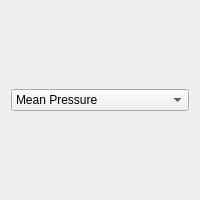
This is source/resultschoiceframe.ui in archTk/arch-ne as Qt 5 draws it before an edit. The edited form follows.
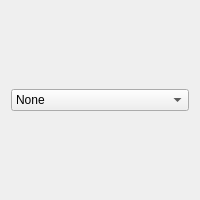
This is the edited form.

Commit message: none addition in resultsCombo

The edit to the form file:
```diff
--- a/source/resultschoiceframe.ui
+++ b/source/resultschoiceframe.ui
@@ -22,6 +22,11 @@
   <layout class="QVBoxLayout" name="verticalLayout">
    <item>
     <widget class="QComboBox" name="resultsCombo">
+     <item>
+      <property name="text">
+       <string>None</string>
+      </property>
+     </item>
      <item>
       <property name="text">
        <string>Mean Pressure</string>
```
The commit also changes 8 other files.
